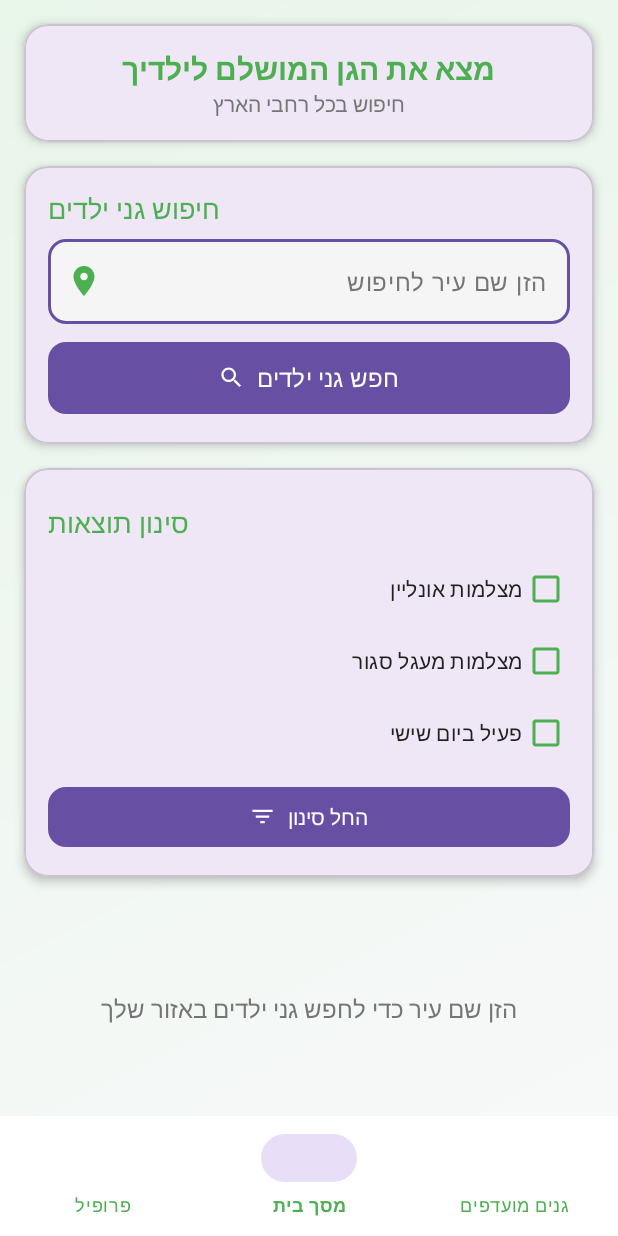
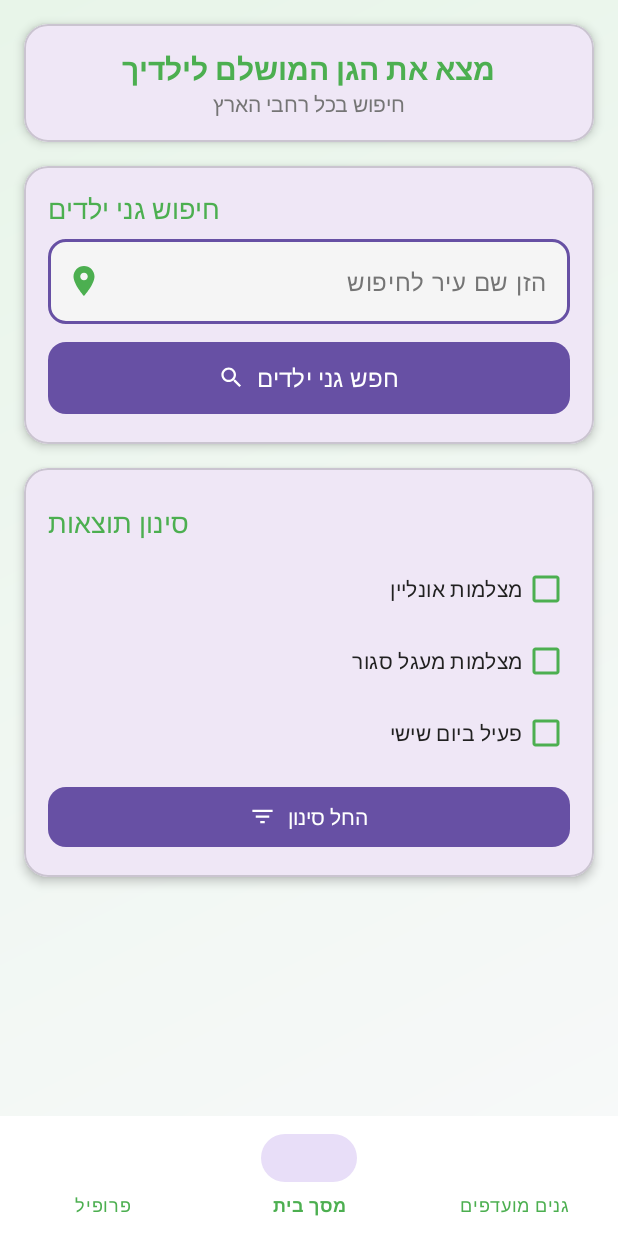
Before and after one commit to ShirAvezof/newfinalprojectshir, an Android app: the HomeActivity screen opened directly, with no data from a screen before it, on a phone screen of 412 x 824 dp. Run offline under Robolectric (Android 15) with nearby library versions, the phone set to English and light mode, and no system bars.

```diff
--- a/app/src/main/res/layout/activity_home.xml
+++ b/app/src/main/res/layout/activity_home.xml
@@ -213,17 +213,7 @@
             app:layout_constraintBottom_toTopOf="@id/bottomNavigationView"
             app:layout_constraintTop_toBottomOf="@id/filterCard">
 
-            <TextView
-                android:id="@+id/initialMessageTextView"
-                android:layout_width="match_parent"
-                android:layout_height="wrap_content"
-                android:layout_gravity="center"
-                android:layout_marginStart="32dp"
-                android:layout_marginEnd="32dp"
-                android:gravity="center"
-                android:text="הזן שם עיר כדי לחפש גני ילדים באזור שלך"
-                android:textColor="@color/secondary_text"
-                android:textSize="16sp" />
+
 
 
         </FrameLayout>
```
